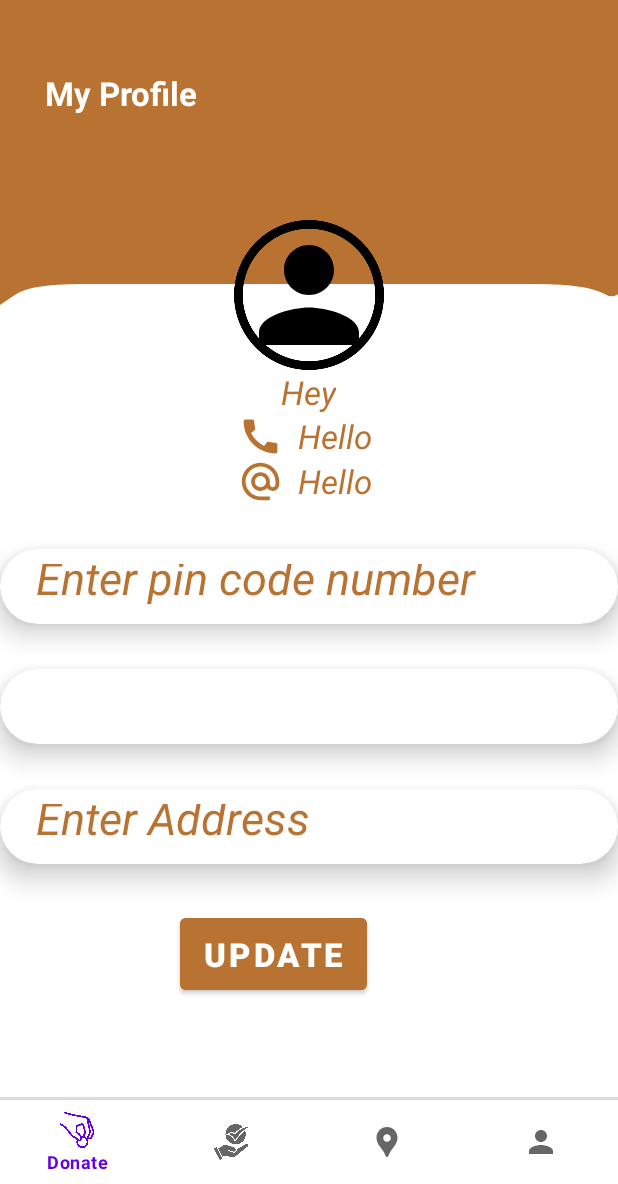
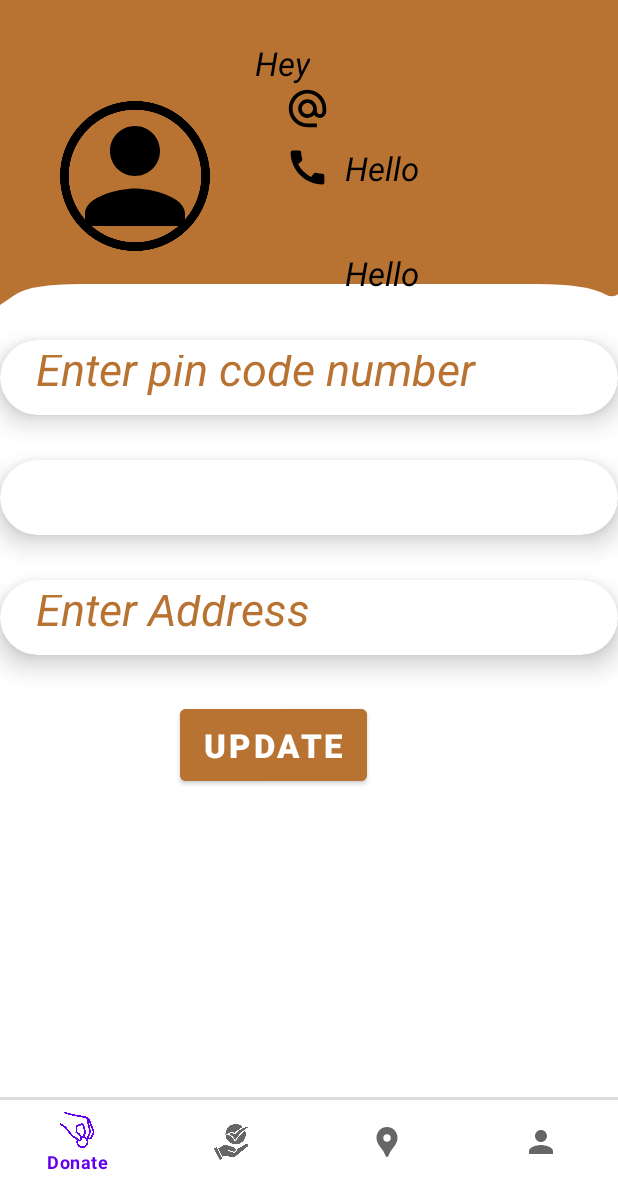
Before and after one commit to shreyagargg/annapurna-food-charity-app, an Android app: the fragment ProfileFragment placed in its activity, on a phone screen of 412 x 824 dp, the part 52-1236 px from its top. Run offline under Robolectric (Android 15) with nearby library versions, the phone set to English and light mode, and no system bars; our stand-ins replace Firebase (no records; nobody signed in at launch, a user with empty details on screens opened directly); libraries missing offline, so code that uses them is left out: com.opencsv; 4 statements that could not run were skipped.

Commit message:
don't know

```diff
--- a/app/src/main/res/layout/fragment_profile.xml
+++ b/app/src/main/res/layout/fragment_profile.xml
@@ -21,85 +21,102 @@
             android:layout_height="wrap_content"
             android:orientation="vertical">
 
-            <TextView
-                android:layout_width="wrap_content"
-                android:layout_height="wrap_content"
-                android:layout_marginStart="30dp"
-                android:layout_marginTop="20dp"
-                android:text="@string/profile"
-                android:textColor="#FFFFFF"
-                android:textSize="22sp"
-                android:textStyle="bold" />
+            <!-- Profile Image -->
+<!--            <TextView-->
+<!--                android:layout_width="wrap_content"-->
+<!--                android:layout_height="wrap_content"-->
+<!--                android:layout_marginStart="30dp"-->
+<!--                android:layout_marginTop="20dp"-->
+<!--                android:text="@string/name"-->
+<!--                android:textColor="#FFFFFF"-->
+<!--                android:textSize="22sp"-->
+<!--                android:textStyle="bold" />-->
+
+            <RelativeLayout
+                android:layout_width="match_parent"
+                android:layout_height="wrap_content">
 
                 <!-- Profile Image -->
                 <ImageView
                     android:id="@+id/profile"
                     android:layout_width="100dp"
                     android:layout_height="100dp"
-                android:layout_gravity="center"
-                android:layout_marginTop="70dp"
-                android:transitionName="trans"
+                    android:layout_marginTop="40dp"
+                    android:layout_marginStart="40dp"
                     android:background="@drawable/circle"
                     android:scaleType="centerCrop"
                     android:src="@drawable/profile"
+                    android:transitionName="trans"
                     app:tint="@color/black" />
 
-            <TextView
-                android:id="@+id/name"
-                android:layout_width="wrap_content"
-                android:layout_height="wrap_content"
-                android:layout_gravity="center"
-                android:transitionName="names"
-                android:text="Hey"
-                android:textColor="@color/copper"
-                android:textSize="22sp"
-                android:textStyle="italic" />
-
-            <LinearLayout
-                android:layout_width="wrap_content"
-                android:layout_height="wrap_content"
-                android:layout_gravity="center"
-                android:orientation="horizontal">
-
+                <!-- Phone Icon -->
                 <ImageView
+                    android:id="@+id/phon"
                     android:layout_width="30dp"
                     android:layout_height="30dp"
+                    android:layout_marginStart="50dp"
                     android:src="@drawable/phone"
-                    app:tint="@color/copper" />
+                    app:tint="@color/black"
+                    android:layout_toEndOf="@id/profile"
+                    android:layout_centerVertical="true" />
 
                 <TextView
                     android:id="@+id/phn"
                     android:layout_width="wrap_content"
                     android:layout_height="wrap_content"
-                    android:layout_marginStart="10dp"
+                    android:layout_toEndOf="@id/profile"
+                    android:layout_marginStart="90dp"
+                    android:layout_centerVertical="true"
                     android:text="Hello "
-                    android:textColor="@color/copper"
+                    android:textColor="@color/black"
                     android:textSize="22sp"
                     android:textStyle="italic" />
-            </LinearLayout>
-
-            <LinearLayout
-                android:layout_width="wrap_content"
-                android:layout_height="wrap_content"
-                android:layout_gravity="center"
-                android:orientation="horizontal">
 
                 <ImageView
                     android:layout_width="30dp"
                     android:layout_height="30dp"
                     android:src="@drawable/email"
-                    app:tint="@color/copper" />
+                    android:layout_marginStart="50dp"
+                    android:layout_below="@id/phon"
+                    app:tint="@color/black"
+                    android:layout_toEndOf="@id/profile"
+                   />
+
+                <!-- Name Text -->
+                <TextView
+                    android:id="@+id/name"
+                    android:layout_width="wrap_content"
+                    android:layout_height="wrap_content"
+                    android:layout_toEndOf="@id/profile"
+                    android:layout_alignParentTop="true"
+                    android:layout_marginStart="30dp"
+                    android:transitionName="names"
+                    android:text="Hey"
+                    android:textColor="@color/black"
+                    android:textSize="22sp"
+                    android:textStyle="italic" />
+
+
 
                 <TextView
                     android:id="@+id/mail"
                     android:layout_width="wrap_content"
                     android:layout_height="wrap_content"
+                    android:layout_alignParentBottom="true"
                     android:layout_marginStart="10dp"
+                    android:layout_marginBottom="140dp"
+                    android:layout_toEndOf="@id/phon"
                     android:text="Hello "
-                    android:textColor="@color/copper"
+                    android:textColor="@color/black"
                     android:textSize="22sp"
                     android:textStyle="italic" />
-            </LinearLayout>
+
+            </RelativeLayout>
+
+
+
+
+
 
             <androidx.cardview.widget.CardView
                 android:layout_width="match_parent"
```
Lines whose indentation alone changed are shown as unchanged.
